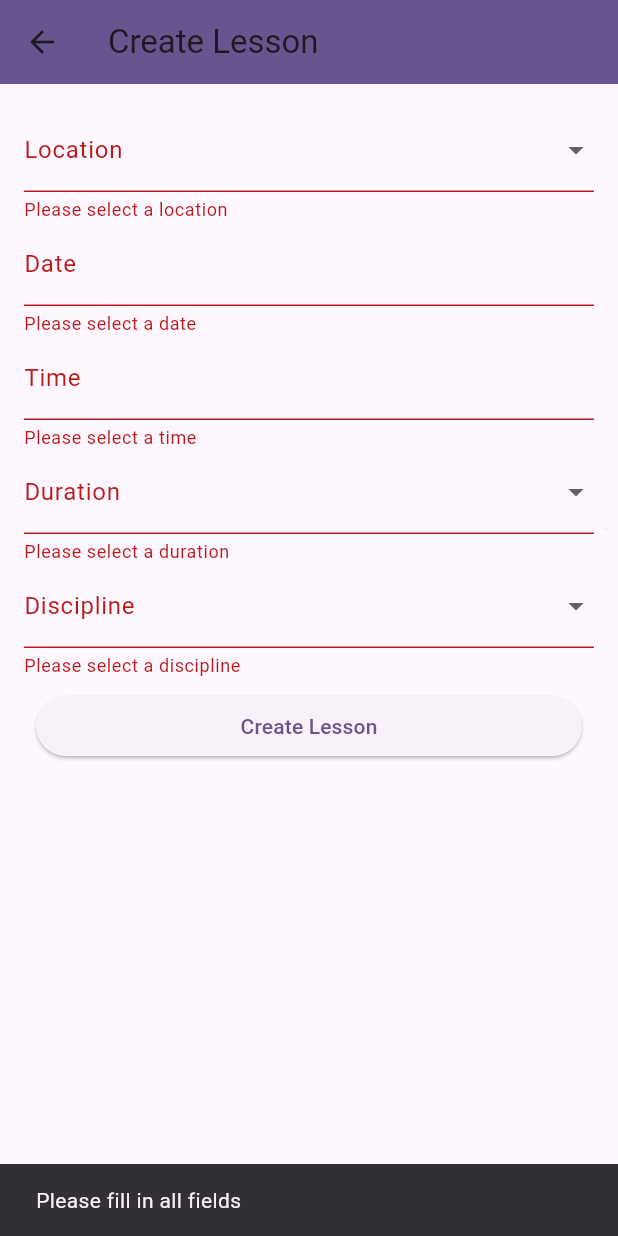
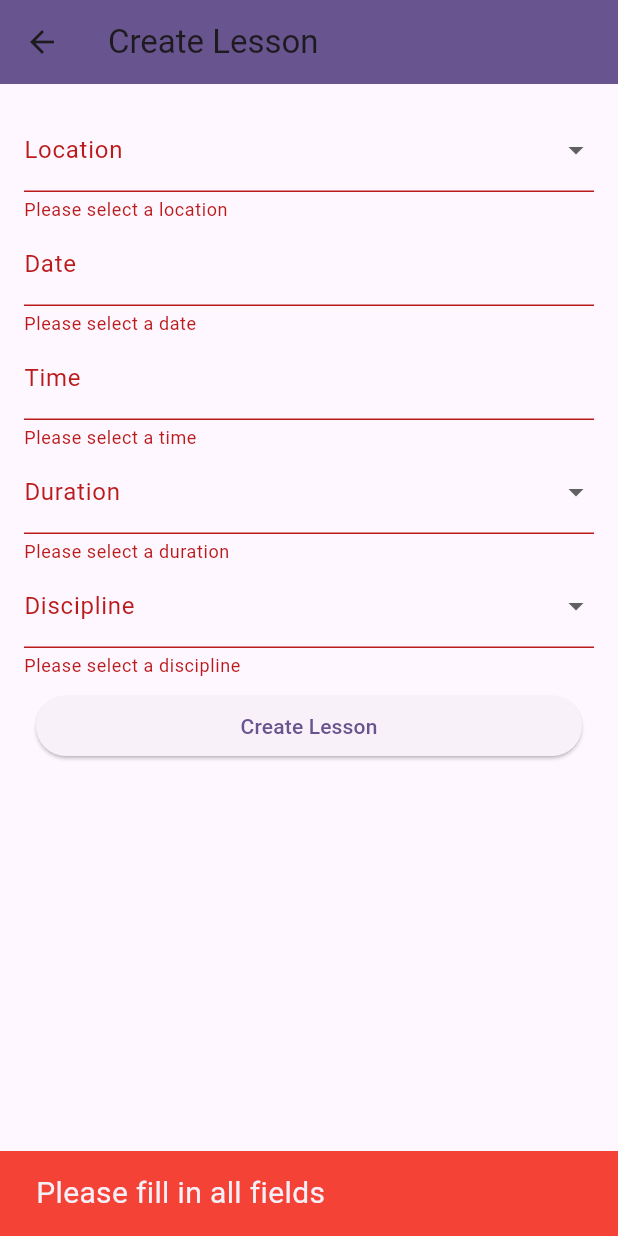
Before and after one commit to Sambachpx/ecurie_app, a Flutter app: the CreateLessonPage screen opened directly, after a tap on "Create Lesson", on a phone screen of 412 x 824 dp. Run offline on Flutter 3.47's test engine with Material 2 defaults, Android fonts, the phone set to English and light mode, and no system bars; our stand-ins replace image_picker; missing offline and left inert: mongo_dart.

Commit message:
Update - Messages are displayed with matching colors

```diff
--- a/lib/create_lesson.dart
+++ b/lib/create_lesson.dart
@@ -1,6 +1,5 @@
 import 'package:flutter/material.dart';
 import 'package:ecurie_app/user_profile.dart';
-
 
 class CreateLessonPage extends StatefulWidget {
   const CreateLessonPage({Key? key}) : super(key: key);
@@ -106,7 +105,8 @@ class _CreateLessonPageState extends State<CreateLessonPage> {
               DropdownButtonFormField<String>(
                 value: _discipline,
                 decoration: InputDecoration(labelText: 'Discipline'),
-                items: ['Dressage', 'Saut d\'obstacle', 'Endurance'].map((discipline) {
+                items: ['Dressage', 'Saut d\'obstacle', 'Endurance']
+                    .map((discipline) {
                   return DropdownMenuItem(
                     value: discipline,
                     child: Text(discipline),
@@ -131,18 +131,23 @@ class _CreateLessonPageState extends State<CreateLessonPage> {
                     if (_formKey.currentState!.validate()) {
                       ScaffoldMessenger.of(context).showSnackBar(
                         const SnackBar(
-                          content: Text('Lesson created'),
+                          backgroundColor: Colors.green,
+                          content: Text('Lesson created',
+                              style: TextStyle(fontSize: 20)),
                         ),
                       );
                       Navigator.pop(context);
                       Navigator.push(
                         context,
-                        MaterialPageRoute(builder: (context) => const UserProfilePage()),
+                        MaterialPageRoute(
+                            builder: (context) => const UserProfilePage()),
                       );
                     } else {
                       ScaffoldMessenger.of(context).showSnackBar(
                         const SnackBar(
-                          content: Text('Please fill in all fields'),
+                          backgroundColor: Colors.red,
+                          content: Text('Please fill in all fields',
+                              style: TextStyle(fontSize: 20)),
                         ),
                       );
                     }
@@ -166,7 +171,8 @@ class _CreateLessonPageState extends State<CreateLessonPage> {
     );
     if (picked != null) {
       setState(() {
-        _dateAndTime = DateTime(picked.year, picked.month, picked.day, _dateAndTime?.hour ?? 0, _dateAndTime?.minute ?? 0);
+        _dateAndTime = DateTime(picked.year, picked.month, picked.day,
+            _dateAndTime?.hour ?? 0, _dateAndTime?.minute ?? 0);
         _dateController.text = _dateAndTime!.toLocal().toString().split(' ')[0];
       });
     }
@@ -193,9 +199,10 @@ class _CreateLessonPageState extends State<CreateLessonPage> {
           picked.hour,
           picked.minute,
         );
-        final formattedTime = '${_dateAndTime!.hour.toString().padLeft(2, '0')}:${_dateAndTime!.minute.toString().padLeft(2, '0')}';
-        _timeController.text = formattedTime;      });
+        final formattedTime =
+            '${_dateAndTime!.hour.toString().padLeft(2, '0')}:${_dateAndTime!.minute.toString().padLeft(2, '0')}';
+        _timeController.text = formattedTime;
+      });
     }
   }
-
 }
```
